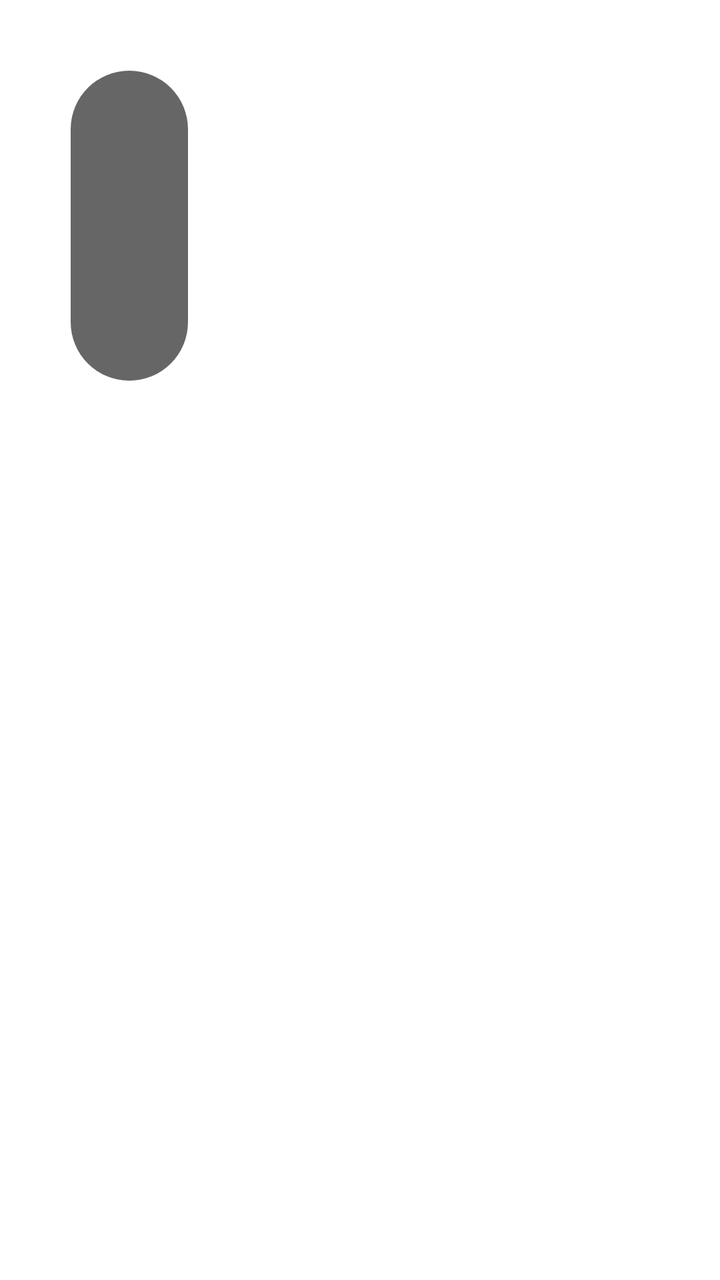
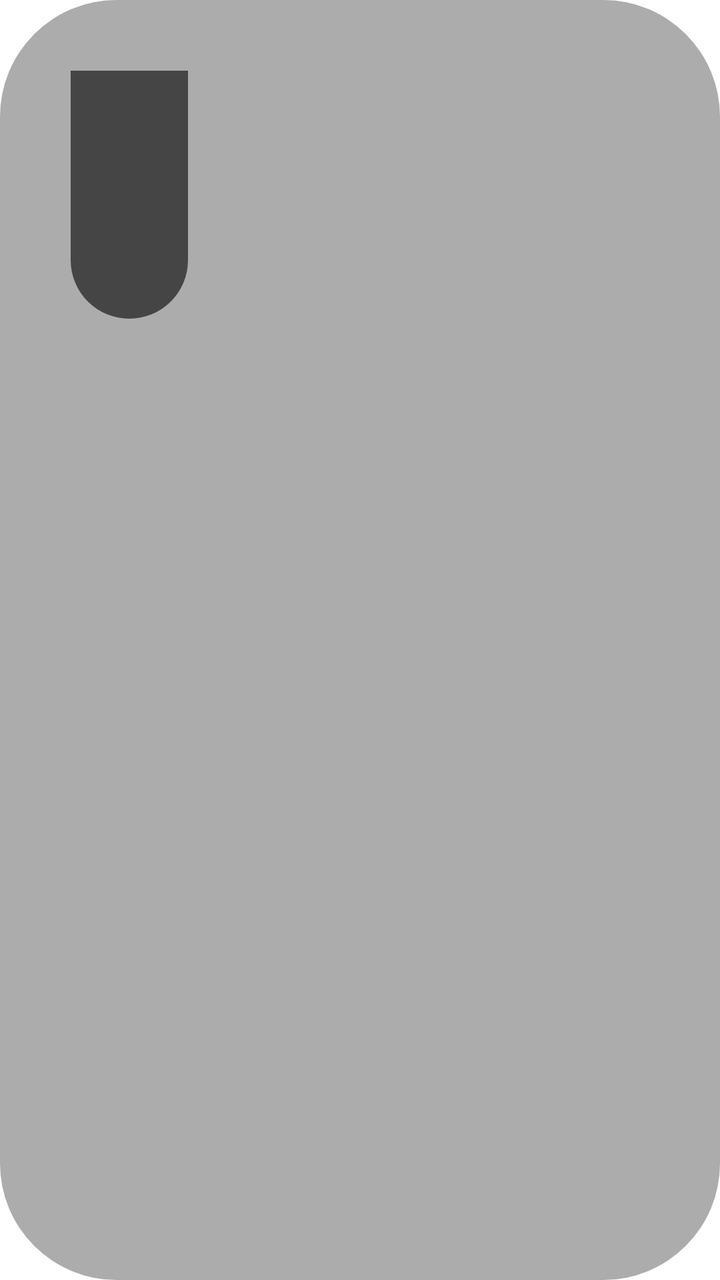

The first picture is an Android layout as it rendered before a commit; the second is the same layout after the commit. The layout source and the unified diff follow.
<!-- AndroidManifest.xml: application theme AppTheme.NoActionBar -->
<!-- res/layout/item_user_hot_vod.xml -->
<?xml version="1.0" encoding="utf-8"?>
<FrameLayout xmlns:android="http://schemas.android.com/apk/res/android"
    android:layout_width="wrap_content"
    android:layout_height="wrap_content"
    android:background="@drawable/shape_thumb_radius"
    android:focusable="true"
    android:focusableInTouchMode="true"
    android:padding="@dimen/vs_1">

    <FrameLayout
        android:id="@+id/mItemFrame"
        android:layout_width="@dimen/vs_214"
        android:layout_height="@dimen/vs_280">

        <ImageView
            android:id="@+id/ivThumb"
            android:layout_width="match_parent"
            android:layout_height="match_parent"
            android:padding="@dimen/vs_1"
            android:scaleType="fitXY" />

        <LinearLayout
            android:layout_width="wrap_content"
            android:layout_height="wrap_content"
            android:layout_marginLeft="@dimen/vs_5"
            android:layout_marginTop="@dimen/vs_5"
            android:layout_marginRight="@dimen/vs_5"
            android:orientation="horizontal">

            <TextView
                android:id="@+id/tvYear"
                android:layout_width="wrap_content"
                android:layout_height="wrap_content"
                android:layout_marginEnd="@dimen/vs_5"
                android:layout_marginRight="@dimen/vs_5"
                android:background="@drawable/shape_thumb_year"
                android:ellipsize="end"
                android:gravity="center"
                android:paddingLeft="@dimen/vs_5"
                android:paddingRight="@dimen/vs_5"
                android:singleLine="true"
                android:textColor="@android:color/white"
                android:textSize="@dimen/ts_20" />

            <TextView
                android:id="@+id/tvRate"
                android:layout_width="wrap_content"
                android:layout_height="wrap_content"
                android:layout_marginEnd="@dimen/vs_5"
                android:layout_marginRight="@dimen/vs_5"
                android:background="@drawable/shape_thumb_year"
                android:ellipsize="marquee"
                android:gravity="center"
                android:marqueeRepeatLimit="marquee_forever"
                android:paddingLeft="@dimen/vs_5"
                android:paddingRight="@dimen/vs_5"
                android:singleLine="true"
                android:textColor="@android:color/white"
                android:textSize="@dimen/ts_20"
                android:visibility="gone" />

        </LinearLayout>


        <LinearLayout
            android:layout_width="match_parent"
            android:layout_height="wrap_content"
            android:layout_gravity="bottom"
            android:orientation="vertical"
            android:padding="@dimen/vs_1">

            <TextView
                android:id="@+id/tvNote"
                android:layout_width="wrap_content"
                android:layout_height="wrap_content"
                android:layout_gravity="bottom"
                android:layout_marginLeft="@dimen/vs_2"
                android:layout_marginRight="@dimen/vs_2"
                android:layout_marginBottom="@dimen/vs_5"
                android:background="@drawable/shape_thumb_note"
                android:ellipsize="marquee"
                android:gravity="center"
                android:marqueeRepeatLimit="marquee_forever"
                android:paddingLeft="@dimen/vs_5"
                android:paddingRight="@dimen/vs_5"
                android:singleLine="true"
                android:textColor="@android:color/white"
                android:textSize="@dimen/ts_20" />

            <TextView
                android:id="@+id/tvName"
                android:layout_width="match_parent"
                android:layout_height="wrap_content"
                android:background="@drawable/shape_thumb_bottom_name"
                android:ellipsize="marquee"
                android:gravity="center"
                android:marqueeRepeatLimit="marquee_forever"
                android:padding="@dimen/vs_5"
                android:shadowColor="@color/color_000000_90"
                android:shadowDx="0"
                android:shadowDy="0"
                android:shadowRadius="3"
                android:singleLine="true"
                android:text="Title"
                android:textColor="@android:color/white"
                android:textSize="@dimen/ts_22" />
        </LinearLayout>

        <FrameLayout
            android:id="@+id/delFrameLayout"
            android:layout_width="match_parent"
            android:layout_height="match_parent"
            android:layout_gravity="center"
            android:background="@drawable/shape_user_delete"
            android:visibility="gone">

            <ImageView
                android:id="@+id/imageView"
                android:layout_width="@dimen/vs_80"
                android:layout_height="@dimen/vs_80"
                android:layout_gravity="center"
                android:layout_marginBottom="@dimen/vs_20"
                android:src="@drawable/icon_delete" />

        </FrameLayout>

    </FrameLayout>
</FrameLayout>
<!-- resources referenced by this layout -->
<resources>
  <color name="color_000000_90">#E6000000</color>
  <dimen name="ts_20">20mm</dimen>
  <dimen name="ts_22">22mm</dimen>
  <dimen name="vs_1">1mm</dimen>
  <dimen name="vs_2">2mm</dimen>
  <dimen name="vs_20">20mm</dimen>
  <dimen name="vs_214">214mm</dimen>
  <dimen name="vs_280">280mm</dimen>
  <dimen name="vs_5">5mm</dimen>
  <dimen name="vs_80">80mm</dimen>
  <!-- drawable icon_delete (drawable) -->
  <vector android:height="24dp" android:tint="#FFFFFF"
      android:viewportHeight="24" android:viewportWidth="24"
      android:width="24dp" xmlns:android="http://schemas.android.com/apk/res/android">
    <path android:fillColor="@android:color/white" android:pathData="M6,19c0,1.1 0.9,2 2,2h8c1.1,0 2,-0.9 2,-2L18,7L6,7v12zM8,9h8v10L8,19L8,9zM15.5,4l-1,-1h-5l-1,1L5,4v2h14L19,4z"/>
  </vector>
  <!-- drawable shape_thumb_bottom_name (drawable) -->
  <?xml version="1.0" encoding="utf-8"?>
  <shape xmlns:android="http://schemas.android.com/apk/res/android">
      <corners
          android:bottomLeftRadius="@dimen/vs_14"
          android:bottomRightRadius="@dimen/vs_14" />
      <solid android:color="@color/color_000000_60" />
  </shape>
  <!-- drawable shape_thumb_note (drawable) -->
  <?xml version="1.0" encoding="utf-8"?>
  <shape xmlns:android="http://schemas.android.com/apk/res/android">
      <solid android:color="@color/color_000000_60" />
      <corners android:radius="@dimen/vs_5" />
  </shape>
  <!-- drawable shape_thumb_radius (drawable) -->
  <?xml version="1.0" encoding="utf-8"?>
  <selector xmlns:android="http://schemas.android.com/apk/res/android">
      <item android:state_focused="true">
          <shape>
              <corners android:radius="14px" />
              <stroke android:width="2mm" android:color="@color/color_FFFFFF" />
              <solid android:color="?attr/color_theme_40" />
          </shape>
      </item>
      <item android:state_focused="false">
          <shape>
              <corners android:radius="14px" />
              <solid android:color="#36ffffff"/>
          </shape>
      </item>
  </selector>
  <!-- drawable shape_thumb_year (drawable) -->
  <?xml version="1.0" encoding="utf-8"?>
  <shape xmlns:android="http://schemas.android.com/apk/res/android">
      <solid android:color="@color/color_000000_60" />
      <corners android:radius="@dimen/vs_5" />
  </shape>
  <!-- drawable shape_user_delete (drawable) -->
  <?xml version="1.0" encoding="UTF-8"?>
  <shape xmlns:android="http://schemas.android.com/apk/res/android" android:shape="rectangle" >
  
      <gradient
          android:startColor="@color/color_000000_30"
          android:centerColor="@color/color_000000_60"
          android:endColor="@color/color_000000_30"
          android:angle="90" />
       <corners
          android:radius="@dimen/vs_10"/>
  
  </shape>
  <style name="AppTheme.NoActionBar">
          <item name="android:windowActionBar">false</item>
          <item name="android:windowNoTitle">true</item>
          <item name="windowActionBar">false</item>
          <item name="android:windowFullscreen">true</item>//全屏即无通知栏
          <item name="android:windowContentOverlay">@null</item>//是否有遮盖
          <item name="windowNoTitle">true</item>
          
          
          <item name="android:windowBackground">@android:color/transparent</item>
      </style>
  <dimen name="vs_14">14mm</dimen>
  <color name="color_000000_60">#99000000</color>
  <color name="color_FFFFFF">#FFFFFF</color>
  <color name="color_000000_30">#48000000</color>
  <dimen name="vs_10">10mm</dimen>
</resources>

<!-- the commit's change to res/layout/item_user_hot_vod.xml (unified diff, before → after) -->
@@ -2,9 +2,8 @@
 <FrameLayout xmlns:android="http://schemas.android.com/apk/res/android"
     android:layout_width="wrap_content"
     android:layout_height="wrap_content"
-    android:background="@drawable/shape_thumb_radius"
+    android:background="@drawable/shape_user_focus"
     android:focusable="true"
-    android:focusableInTouchMode="true"
     android:padding="@dimen/vs_1">
 
     <FrameLayout
@@ -28,37 +27,19 @@
             android:orientation="horizontal">
 
             <TextView
-                android:id="@+id/tvYear"
+                android:id="@+id/tvRate"
                 android:layout_width="wrap_content"
                 android:layout_height="wrap_content"
                 android:layout_marginEnd="@dimen/vs_5"
                 android:layout_marginRight="@dimen/vs_5"
-                android:background="@drawable/shape_thumb_year"
+                android:background="@drawable/shape_thumb_bottom_name"
                 android:ellipsize="end"
                 android:gravity="center"
                 android:paddingLeft="@dimen/vs_5"
                 android:paddingRight="@dimen/vs_5"
                 android:singleLine="true"
                 android:textColor="@android:color/white"
-                android:textSize="@dimen/ts_20" />
-
-            <TextView
-                android:id="@+id/tvRate"
-                android:layout_width="wrap_content"
-                android:layout_height="wrap_content"
-                android:layout_marginEnd="@dimen/vs_5"
-                android:layout_marginRight="@dimen/vs_5"
-                android:background="@drawable/shape_thumb_year"
-                android:ellipsize="marquee"
-                android:gravity="center"
-                android:marqueeRepeatLimit="marquee_forever"
-                android:paddingLeft="@dimen/vs_5"
-                android:paddingRight="@dimen/vs_5"
-                android:singleLine="true"
-                android:textColor="@android:color/white"
-                android:textSize="@dimen/ts_20"
-                android:visibility="gone" />
-
+                android:textSize="@dimen/ts_16" />
         </LinearLayout>
 
 
@@ -78,14 +59,13 @@
                 android:layout_marginRight="@dimen/vs_2"
                 android:layout_marginBottom="@dimen/vs_5"
                 android:background="@drawable/shape_thumb_note"
-                android:ellipsize="marquee"
+                android:ellipsize="end"
                 android:gravity="center"
-                android:marqueeRepeatLimit="marquee_forever"
                 android:paddingLeft="@dimen/vs_5"
                 android:paddingRight="@dimen/vs_5"
                 android:singleLine="true"
                 android:textColor="@android:color/white"
-                android:textSize="@dimen/ts_20" />
+                android:textSize="@dimen/ts_16" />
 
             <TextView
                 android:id="@+id/tvName"
@@ -96,16 +76,12 @@
                 android:gravity="center"
                 android:marqueeRepeatLimit="marquee_forever"
                 android:padding="@dimen/vs_5"
-                android:shadowColor="@color/color_000000_90"
-                android:shadowDx="0"
-                android:shadowDy="0"
-                android:shadowRadius="3"
                 android:singleLine="true"
                 android:text="Title"
                 android:textColor="@android:color/white"
                 android:textSize="@dimen/ts_22" />
         </LinearLayout>
-
+        
         <FrameLayout
             android:id="@+id/delFrameLayout"
             android:layout_width="match_parent"
@@ -123,6 +99,6 @@
                 android:src="@drawable/icon_delete" />
 
         </FrameLayout>
-
+        
     </FrameLayout>
 </FrameLayout>
<!-- resource entries referenced after the edit -->
@@ -1,7 +1,6 @@
 <!-- resources referenced by this layout -->
 <resources>
-  <color name="color_000000_90">#E6000000</color>
-  <dimen name="ts_20">20mm</dimen>
+  <dimen name="ts_16">16mm</dimen>
   <dimen name="ts_22">22mm</dimen>
   <dimen name="vs_1">1mm</dimen>
   <dimen name="vs_2">2mm</dimen>
@@ -20,38 +19,15 @@
   <?xml version="1.0" encoding="utf-8"?>
   <shape xmlns:android="http://schemas.android.com/apk/res/android">
       <corners
-          android:bottomLeftRadius="@dimen/vs_14"
-          android:bottomRightRadius="@dimen/vs_14" />
-      <solid android:color="@color/color_000000_60" />
+          android:bottomLeftRadius="@dimen/vs_10"
+          android:bottomRightRadius="@dimen/vs_10" />
+      <solid android:color="@color/color_99000000" />
   </shape>
   <!-- drawable shape_thumb_note (drawable) -->
   <?xml version="1.0" encoding="utf-8"?>
   <shape xmlns:android="http://schemas.android.com/apk/res/android">
-      <solid android:color="@color/color_000000_60" />
-      <corners android:radius="@dimen/vs_5" />
-  </shape>
-  <!-- drawable shape_thumb_radius (drawable) -->
-  <?xml version="1.0" encoding="utf-8"?>
-  <selector xmlns:android="http://schemas.android.com/apk/res/android">
-      <item android:state_focused="true">
-          <shape>
-              <corners android:radius="14px" />
-              <stroke android:width="2mm" android:color="@color/color_FFFFFF" />
-              <solid android:color="?attr/color_theme_40" />
-          </shape>
-      </item>
-      <item android:state_focused="false">
-          <shape>
-              <corners android:radius="14px" />
-              <solid android:color="#36ffffff"/>
-          </shape>
-      </item>
-  </selector>
-  <!-- drawable shape_thumb_year (drawable) -->
-  <?xml version="1.0" encoding="utf-8"?>
-  <shape xmlns:android="http://schemas.android.com/apk/res/android">
-      <solid android:color="@color/color_000000_60" />
-      <corners android:radius="@dimen/vs_5" />
+      <solid android:color="@color/color_3D3D3D" />
+      <corners android:radius="5mm" />
   </shape>
   <!-- drawable shape_user_delete (drawable) -->
   <?xml version="1.0" encoding="UTF-8"?>
@@ -66,21 +42,49 @@
           android:radius="@dimen/vs_10"/>
   
   </shape>
-  <style name="AppTheme.NoActionBar">
+  <!-- drawable shape_user_focus (drawable) -->
+  <?xml version="1.0" encoding="utf-8"?>
+  <selector xmlns:android="http://schemas.android.com/apk/res/android">
+      <item android:state_focused="true">
+          <shape>
+              <corners android:radius="10mm" />
+              <stroke android:width="2mm" android:color="@color/color_FFFFFF" />
+              <solid android:color="@color/color_6C3D3D3D" />
+          </shape>
+      </item>
+      <item android:state_focused="false">
+          <shape>
+              <corners android:radius="10mm" />
+              <solid android:color="@color/color_6C3D3D3D"/>
+          </shape>
+      </item>
+  </selector>
+  <style name="AppTheme.NoActionBar" parent="AppTheme">
           <item name="android:windowActionBar">false</item>
           <item name="android:windowNoTitle">true</item>
           <item name="windowActionBar">false</item>
           <item name="android:windowFullscreen">true</item>//全屏即无通知栏
           <item name="android:windowContentOverlay">@null</item>//是否有遮盖
           <item name="windowNoTitle">true</item>
-          
+          <item name="android:keepScreenOn">true</item>
           
           <item name="android:windowBackground">@android:color/transparent</item>
       </style>
-  <dimen name="vs_14">14mm</dimen>
   <color name="color_000000_60">#99000000</color>
-  <color name="color_FFFFFF">#FFFFFF</color>
+  <color name="color_FFFFFF">#ffffffff</color>
+  <color name="color_6C3D3D3D">#6c3d3d3d</color>
+  <style name="AppTheme" parent="Theme.AppCompat.Light.DarkActionBar">
+          
+          <item name="colorPrimary">@color/color_6200EE</item>
+          <item name="colorPrimaryDark">@color/color_3700B3</item>
+          <item name="colorAccent">@color/color_03DAC5</item>
+      </style>
+  <color name="color_6200EE">#6200EE</color>
+  <color name="color_3700B3">#3700B3</color>
+  <color name="color_03DAC5">#03DAC5</color>
   <color name="color_000000_30">#48000000</color>
   <dimen name="vs_10">10mm</dimen>
+  <color name="color_99000000">#99000000</color>
+  <color name="color_3D3D3D">#3D3D3D</color>
 </resources>
 
